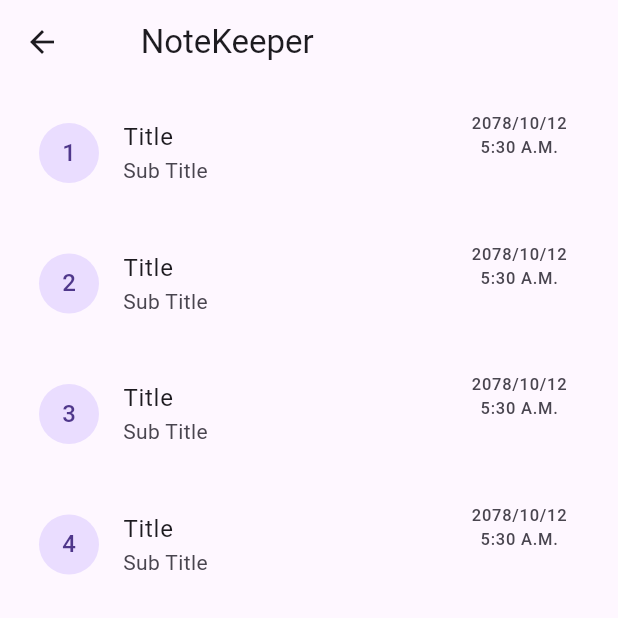
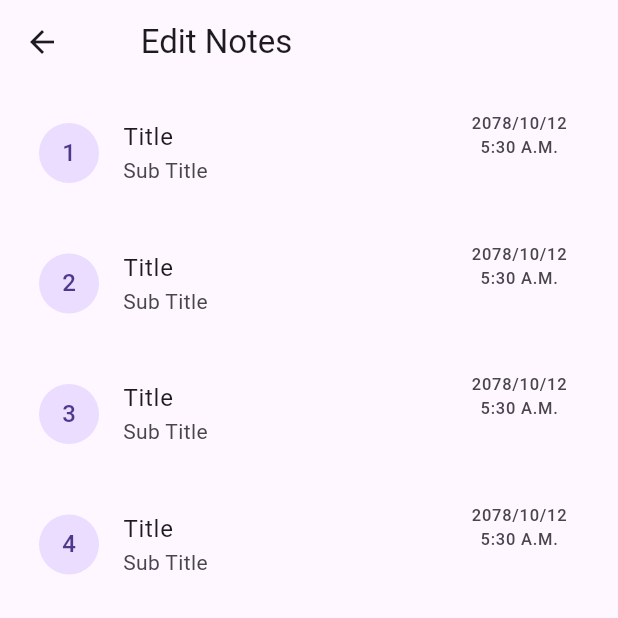
Before and after one commit to iamshishirgaire/noteKeeper, a Flutter app: the NoteListView screen opened directly, on a phone screen of 412 x 824 dp, the top half of it. Run offline on Flutter 3.47's test engine with Material 2 defaults, Android fonts, the light colour scheme and no system bars; our stand-ins replace firebase_core, flutter_svg; accounts and stored records are empty.

Commit message:
Second commit in dev-branch

```diff
--- a/lib/screens/note_screen.dart
+++ b/lib/screens/note_screen.dart
@@ -14,7 +14,7 @@ class _NoteListViewState extends State<NoteListView> {
   Widget build(BuildContext context) {
     return Scaffold(
       appBar: AppBar(
-        title: const Text("    NoteKeeper"),
+        title: const Text("    Edit Notes"),
       ),
       body: ListView.builder(
         itemCount: _count,
```
